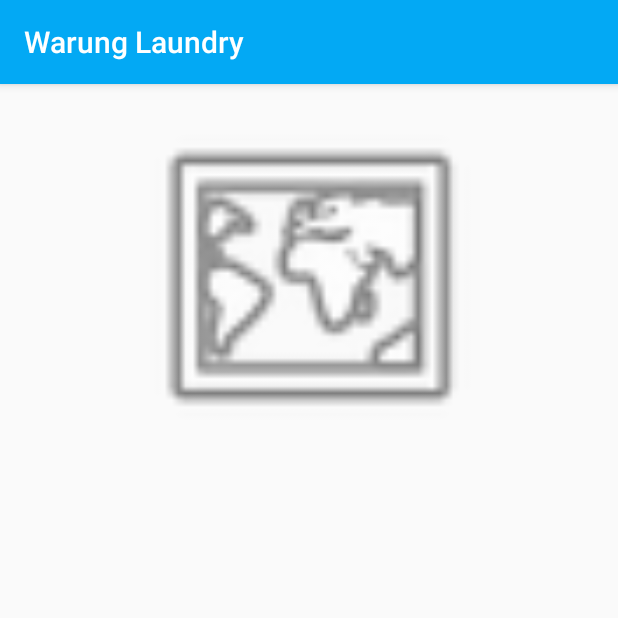
After one commit to wiradh/pplb08-app, an Android app: the OrderNewActivity screen opened directly, with no data from a screen before it, on a phone screen of 412 x 824 dp, the top half of it. The commit adds this screen. Run offline under Robolectric (Android 15) with nearby library versions, the phone set to English and light mode, and no system bars.

Commit message:
add order sceleton to view

```diff
--- /dev/null
+++ b/app/src/main/java/ppl/b08/warunglaundry/view/pengguna/OrderNewActivity.java
@@ -0,0 +1,24 @@
+package ppl.b08.warunglaundry.view.pengguna;
+
+import android.support.v7.app.AppCompatActivity;
+import android.os.Bundle;
+
+import ppl.b08.warunglaundry.R;
+
+/**
+ *
+ */
+public class OrderNewActivity extends AppCompatActivity {
+
+    @Override
+    protected void onCreate(Bundle savedInstanceState) {
+        super.onCreate(savedInstanceState);
+        setContentView(R.layout.activity_order_new);
+
+        OrderNewMapFragment fragment = new OrderNewMapFragment();
+        android.support.v4.app.FragmentTransaction fragmentTransaction = getSupportFragmentManager().beginTransaction();
+        fragmentTransaction.replace(R.id.frame, fragment);
+        fragmentTransaction.addToBackStack(null);
+        fragmentTransaction.commit();
+    }
+}
--- /dev/null
+++ b/app/src/main/java/ppl/b08/warunglaundry/view/pengguna/OrderNewMapFragment.java
@@ -0,0 +1,30 @@
+package ppl.b08.warunglaundry.view.pengguna;
+
+
+import android.os.Bundle;
+import android.support.v4.app.Fragment;
+import android.view.LayoutInflater;
+import android.view.View;
+import android.view.ViewGroup;
+
+import ppl.b08.warunglaundry.R;
+
+/**
+ * A simple {@link Fragment} subclass.
+ */
+public class OrderNewMapFragment extends Fragment {
+
+
+    public OrderNewMapFragment() {
+        // Required empty public constructor
+    }
+
+
+    @Override
+    public View onCreateView(LayoutInflater inflater, ViewGroup container,
+                             Bundle savedInstanceState) {
+        // Inflate the layout for this fragment
+        return inflater.inflate(R.layout.fragment_order_new_map, container, false);
+    }
+
+}
--- /dev/null
+++ b/app/src/main/res/layout/activity_order_new.xml
@@ -0,0 +1,18 @@
+<?xml version="1.0" encoding="utf-8"?>
+<LinearLayout xmlns:android="http://schemas.android.com/apk/res/android"
+    xmlns:tools="http://schemas.android.com/tools"
+    android:orientation="vertical"
+    android:layout_width="match_parent"
+    android:layout_height="match_parent"
+    android:paddingBottom="0dp"
+    android:paddingLeft="@dimen/activity_horizontal_margin"
+    android:paddingRight="@dimen/activity_horizontal_margin"
+    android:paddingTop="@dimen/activity_vertical_margin"
+    tools:context="ppl.b08.warunglaundry.view.pengguna.OrderNewActivity">
+    <FrameLayout
+        android:layout_width="match_parent"
+        android:layout_height="match_parent"
+        android:id="@+id/frame"
+        ></FrameLayout>
+
+</LinearLayout>
--- /dev/null
+++ b/app/src/main/res/layout/fragment_order_new_map.xml
@@ -0,0 +1,25 @@
+<FrameLayout xmlns:android="http://schemas.android.com/apk/res/android"
+    xmlns:tools="http://schemas.android.com/tools"
+    android:layout_width="match_parent"
+    android:layout_height="match_parent"
+    tools:context="ppl.b08.warunglaundry.view.pengguna.OrderNewMapFragment">
+
+    <!-- TODO: Update blank fragment layout -->
+    <LinearLayout
+        android:layout_width="match_parent"
+        android:layout_height="match_parent"
+        android:orientation="vertical"
+        android:weightSum="10">
+        <ImageView
+            android:layout_width="match_parent"
+            android:layout_height="0dp"
+            android:layout_weight="3"
+            android:src="@android:drawable/ic_menu_mapmode"/>
+        <ListView
+            android:layout_width="match_parent"
+            android:layout_height="0dp"
+            android:layout_weight="7"
+            android:id="@+id/list"></ListView>
+    </LinearLayout>
+
+</FrameLayout>
--- a/build.gradle
+++ b/build.gradle
@@ -5,7 +5,7 @@ buildscript {
         jcenter()
     }
     dependencies {
-        classpath 'com.android.tools.build:gradle:2.0.0'
+        classpath 'com.android.tools.build:gradle:2.1.0'
 
         // NOTE: Do not place your application dependencies here; they belong
         // in the individual module build.gradle files
```
Also changed, not shown: app/src/main/AndroidManifest.xml (+17 -8 lines), app/src/main/java/ppl/b08/warunglaundry/view/pengguna/OrderCurrentActivity.java (added, +15 -0 lines), app/src/main/java/ppl/b08/warunglaundry/view/pengguna/OrderCurrentDetail_Activity.java (added, +15 -0 lines), app/src/main/java/ppl/b08/warunglaundry/view/pengguna/OrderFragment.java (+30 -1 lines), app/src/main/java/ppl/b08/warunglaundry/view/pengguna/OrderHistoryActivity.java (added, +15 -0 lines), app/src/main/java/ppl/b08/warunglaundry/view/pengguna/OrderNewProfileViewFragment.java (added, +30 -0 lines), app/src/main/res/layout/activity_order_current.xml (added, +12 -0 lines), app/src/main/res/layout/activity_order_current_detail_.xml (added, +12 -0 lines), app/src/main/res/layout/activity_order_history.xml (added, +12 -0 lines), app/src/main/res/layout/fragment_order_new_profile_view.xml (added, +47 -0 lines).
